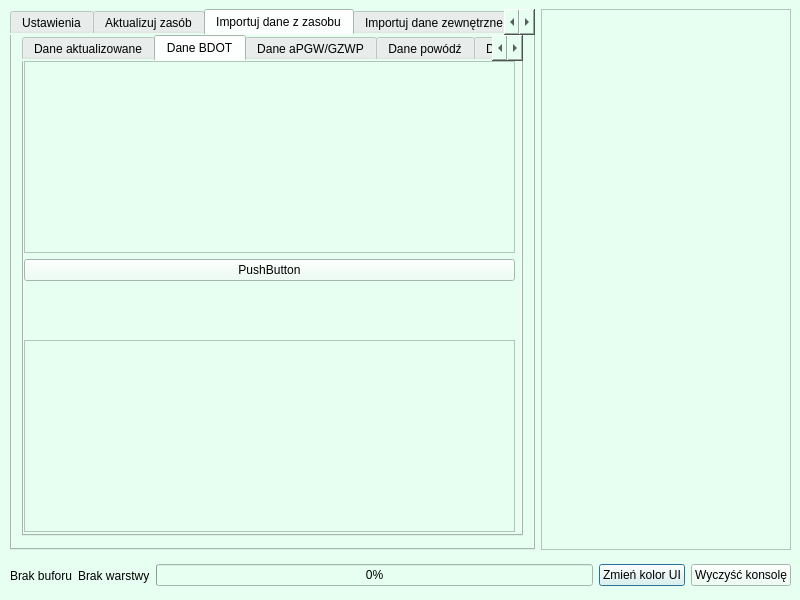
This is bober_os_dialog_base.ui in pankonduktortoja/BoberOS as Qt 5 draws it before an edit. The edited form follows.
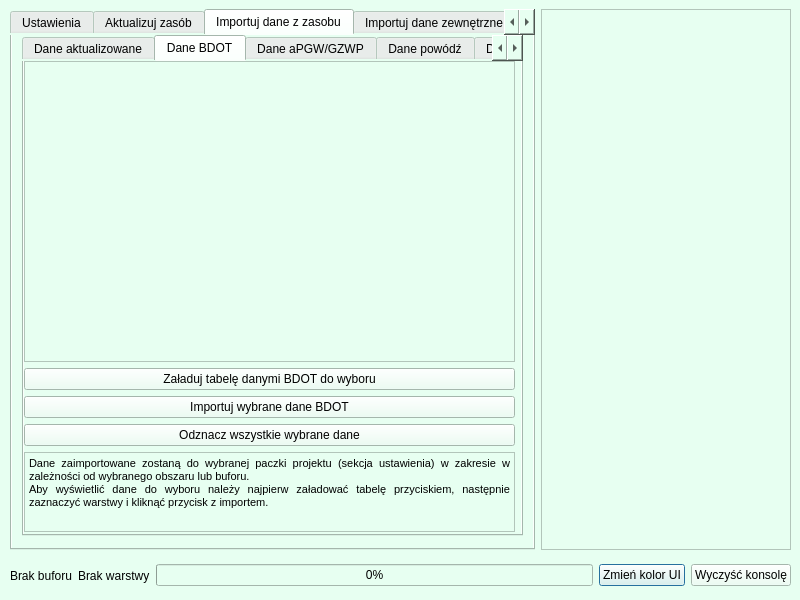
This is the edited form. The open tabs and pages were chosen to show the change. Custom widgets are drawn as their Qt base class.

Commit message: added import bdot feature

What changed in the file:
```diff
--- a/bober_os_dialog_base.ui
+++ b/bober_os_dialog_base.ui
@@ -604,25 +604,41 @@
            <item>
             <widget class="QPushButton" name="pushButton">
              <property name="text">
-              <string>PushButton</string>
+              <string>Załaduj tabelę danymi BDOT do wyboru</string>
              </property>
             </widget>
            </item>
            <item>
-            <spacer name="verticalSpacer_18">
-             <property name="orientation">
-              <enum>Qt::Vertical</enum>
+            <widget class="QPushButton" name="pb_bdot_import">
+             <property name="text">
+              <string>Importuj wybrane dane BDOT</string>
              </property>
-             <property name="sizeHint" stdset="0">
+            </widget>
+           </item>
+           <item>
+            <widget class="QPushButton" name="pb_bdot_uncheck">
+             <property name="text">
+              <string>Odznacz wszystkie wybrane dane</string>
+             </property>
+            </widget>
+           </item>
+           <item>
+            <widget class="QTextBrowser" name="textBrowser_12">
+             <property name="maximumSize">
               <size>
-               <width>20</width>
-               <height>40</height>
+               <width>16777215</width>
+               <height>80</height>
               </size>
              </property>
-            </spacer>
-           </item>
-           <item>
-            <widget class="QTextBrowser" name="textBrowser_12"/>
+             <property name="html">
+              <string>&lt;!DOCTYPE HTML PUBLIC &quot;-//W3C//DTD HTML 4.0//EN&quot; &quot;http://www.w3.org/TR/REC-html40/strict.dtd&quot;&gt;
+&lt;html&gt;&lt;head&gt;&lt;meta name=&quot;qrichtext&quot; content=&quot;1&quot; /&gt;&lt;style type=&quot;text/css&quot;&gt;
+p, li { white-space: pre-wrap; }
+&lt;/style&gt;&lt;/head&gt;&lt;body style=&quot; font-family:'Open Sans'; font-size:8pt; font-weight:400; font-style:normal;&quot;&gt;
+&lt;p align=&quot;justify&quot; style=&quot; margin-top:0px; margin-bottom:0px; margin-left:0px; margin-right:0px; -qt-block-indent:0; text-indent:0px;&quot;&gt;Dane zaimportowane zostaną do wybranej paczki projektu (sekcja ustawienia) w zakresie w zależności od wybranego obszaru lub buforu.&lt;/p&gt;
+&lt;p align=&quot;justify&quot; style=&quot; margin-top:0px; margin-bottom:0px; margin-left:0px; margin-right:0px; -qt-block-indent:0; text-indent:0px;&quot;&gt;Aby wyświetlić dane do wyboru należy najpierw załadować tabelę przyciskiem, następnie zaznaczyć warstwy i kliknąć przycisk z importem.&lt;/p&gt;&lt;/body&gt;&lt;/html&gt;</string>
+             </property>
+            </widget>
            </item>
           </layout>
          </widget>
```
Left out of the diff: 34 changed lines with no effect on the pictures. The commit also changes 3 other files.
